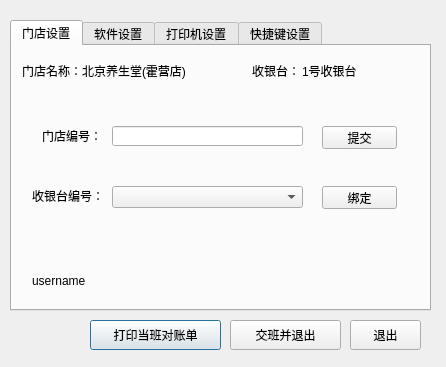
qinan2014/bbqshop, file bbqshop/MainDlg/maindlg.ui: the form before one commit.
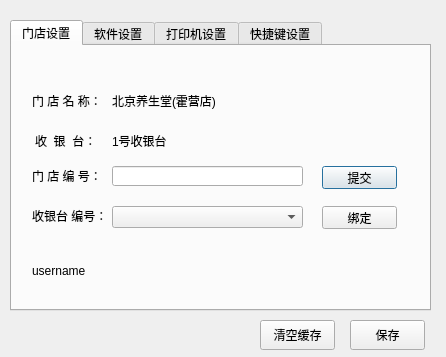
The form after the commit.

Commit message: 主对话框界面重新规划

```diff
--- a/bbqshop/MainDlg/maindlg.ui
+++ b/bbqshop/MainDlg/maindlg.ui
@@ -7,61 +7,12 @@
     <x>0</x>
     <y>0</y>
     <width>446</width>
-    <height>367</height>
+    <height>357</height>
    </rect>
   </property>
   <property name="windowTitle">
    <string>MainDlg</string>
   </property>
-  <widget class="QWidget" name="widStatus" native="true">
-   <property name="geometry">
-    <rect>
-     <x>80</x>
-     <y>320</y>
-     <width>351</width>
-     <height>30</height>
-    </rect>
-   </property>
-   <widget class="QPushButton" name="pbtPrintHandover">
-    <property name="geometry">
-     <rect>
-      <x>10</x>
-      <y>0</y>
-      <width>131</width>
-      <height>30</height>
-     </rect>
-    </property>
-    <property name="text">
-     <string>打印当班对账单</string>
-    </property>
-   </widget>
-   <widget class="QPushButton" name="pbtHandover">
-    <property name="geometry">
-     <rect>
-      <x>150</x>
-      <y>0</y>
-      <width>111</width>
-      <height>30</height>
-     </rect>
-    </property>
-    <property name="text">
-     <string>交班并退出</string>
-    </property>
-   </widget>
-   <widget class="QPushButton" name="pbtExit">
-    <property name="geometry">
-     <rect>
-      <x>270</x>
-      <y>0</y>
-      <width>71</width>
-      <height>30</height>
-     </rect>
-    </property>
-    <property name="text">
-     <string>退出</string>
-    </property>
-   </widget>
-  </widget>
   <widget class="QTabWidget" name="widPrinter">
    <property name="geometry">
     <rect>
@@ -82,7 +33,7 @@
      <property name="geometry">
       <rect>
        <x>20</x>
-       <y>80</y>
+       <y>120</y>
        <width>381</width>
        <height>25</height>
       </rect>
@@ -90,14 +41,14 @@
      <widget class="QLabel" name="label_3">
       <property name="geometry">
        <rect>
-        <x>10</x>
+        <x>0</x>
         <y>0</y>
-        <width>61</width>
+        <width>71</width>
         <height>20</height>
        </rect>
       </property>
       <property name="text">
-       <string>门店编号：</string>
+       <string>门 店 编 号：</string>
       </property>
      </widget>
      <widget class="QLineEdit" name="shopNumTxt">
@@ -128,7 +79,7 @@
      <property name="geometry">
       <rect>
        <x>20</x>
-       <y>140</y>
+       <y>160</y>
        <width>381</width>
        <height>25</height>
       </rect>
@@ -143,7 +94,7 @@
        </rect>
       </property>
       <property name="text">
-       <string>收银台编号：</string>
+       <string>收银台 编号：</string>
       </property>
      </widget>
      <widget class="QComboBox" name="cboCashNo">
@@ -173,9 +124,9 @@
     <widget class="QWidget" name="shopHeadWidget" native="true">
      <property name="geometry">
       <rect>
-       <x>10</x>
-       <y>10</y>
-       <width>421</width>
+       <x>20</x>
+       <y>40</y>
+       <width>381</width>
        <height>30</height>
       </rect>
      </property>
@@ -184,20 +135,20 @@
        <rect>
         <x>0</x>
         <y>0</y>
-        <width>61</width>
+        <width>71</width>
         <height>30</height>
        </rect>
       </property>
       <property name="text">
-       <string>门店名称：</string>
+       <string>门 店 名 称：</string>
       </property>
      </widget>
      <widget class="QLabel" name="shopNameTxt">
       <property name="geometry">
        <rect>
-        <x>60</x>
+        <x>80</x>
         <y>0</y>
-        <width>131</width>
+        <width>281</width>
         <height>30</height>
        </rect>
       </property>
@@ -205,36 +156,10 @@
        <string>北京养生堂(霍营店)</string>
       </property>
      </widget>
-     <widget class="QLabel" name="label_2">
-      <property name="geometry">
-       <rect>
-        <x>230</x>
-        <y>0</y>
-        <width>54</width>
-        <height>30</height>
-       </rect>
-      </property>
-      <property name="text">
-       <string>收银台：</string>
-      </property>
-     </widget>
-     <widget class="QLabel" name="cashNoTxt">
-      <property name="geometry">
-       <rect>
-        <x>280</x>
-        <y>0</y>
-        <width>91</width>
-        <height>30</height>
-       </rect>
-      </property>
-      <property name="text">
-       <string>1号收银台</string>
-      </property>
-     </widget>
      <widget class="QLabel" name="labBindTip">
       <property name="geometry">
        <rect>
-        <x>190</x>
+        <x>200</x>
         <y>6</y>
         <width>41</width>
         <height>20</height>
@@ -252,7 +177,7 @@
      <property name="geometry">
       <rect>
        <x>20</x>
-       <y>220</y>
+       <y>210</y>
        <width>151</width>
        <height>30</height>
       </rect>
@@ -261,6 +186,42 @@
       <string>username</string>
      </property>
     </widget>
+    <widget class="QWidget" name="shopHeadWidget_2" native="true">
+     <property name="geometry">
+      <rect>
+       <x>20</x>
+       <y>80</y>
+       <width>381</width>
+       <height>30</height>
+      </rect>
+     </property>
+     <widget class="QLabel" name="label_10">
+      <property name="geometry">
+       <rect>
+        <x>3</x>
+        <y>0</y>
+        <width>71</width>
+        <height>30</height>
+       </rect>
+      </property>
+      <property name="text">
+       <string>收  银  台：</string>
+      </property>
+     </widget>
+     <widget class="QLabel" name="cashNoTxt_2">
+      <property name="geometry">
+       <rect>
+        <x>80</x>
+        <y>0</y>
+        <width>281</width>
+        <height>30</height>
+       </rect>
+      </property>
+      <property name="text">
+       <string>1号收银台</string>
+      </property>
+     </widget>
+    </widget>
    </widget>
    <widget class="QWidget" name="widSoft">
     <attribute name="title">
@@ -813,6 +774,42 @@
     </widget>
    </widget>
   </widget>
+  <widget class="QWidget" name="widFunc" native="true">
+   <property name="geometry">
+    <rect>
+     <x>260</x>
+     <y>320</y>
+     <width>171</width>
+     <height>31</height>
+    </rect>
+   </property>
+   <widget class="QPushButton" name="pbtClear">
+    <property name="geometry">
+     <rect>
+      <x>0</x>
+      <y>0</y>
+      <width>75</width>
+      <height>30</height>
+     </rect>
+    </property>
+    <property name="text">
+     <string>清空缓存</string>
+    </property>
+   </widget>
+   <widget class="QPushButton" name="pbtSave">
+    <property name="geometry">
+     <rect>
+      <x>90</x>
+      <y>0</y>
+      <width>75</width>
+      <height>30</height>
+     </rect>
+    </property>
+    <property name="text">
+     <string>保存</string>
+    </property>
+   </widget>
+  </widget>
  </widget>
  <layoutdefault spacing="6" margin="11"/>
  <resources>
```
Left out of the diff: 2 changed lines with no effect on the pictures.
